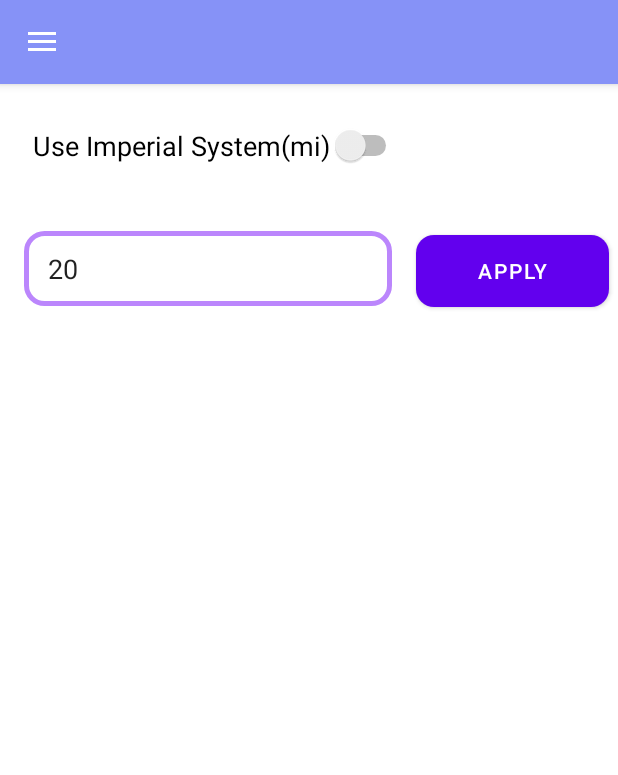
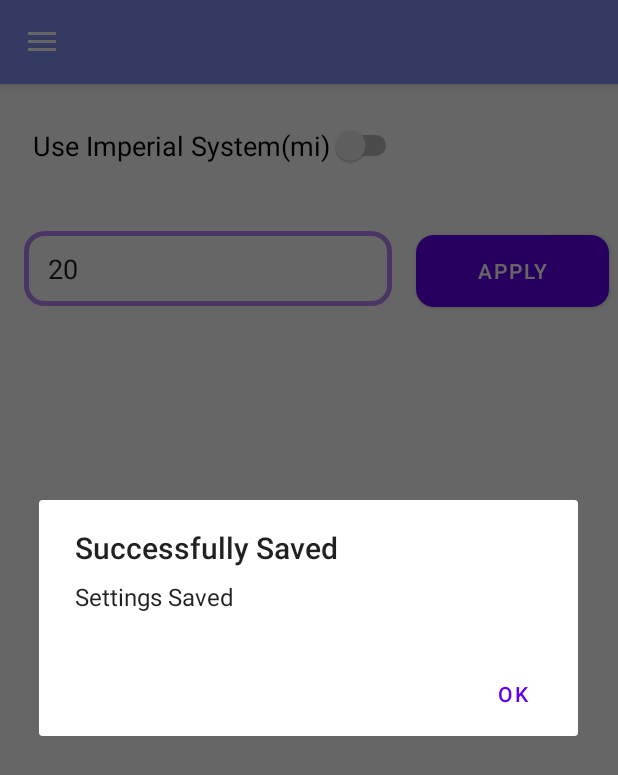
Before and after one commit to BJH-OPSC/OPSC7312-BirdWatch, an Android app: the SettingsActivity screen opened directly, with no data from a screen before it, after a tap on "APPLY", on a phone screen of 412 x 824 dp. Shown: the top 775 px of the screen. Run offline under Robolectric (Android 15) with nearby library versions, the light colour scheme and no system bars; our stand-ins replace Firebase (no records; nobody signed in at launch, a user with empty details on screens opened directly).

Commit message:
collection update

```diff
--- a/app/src/main/java/com/example/opsc_birdwatch/SettingsActivity.kt
+++ b/app/src/main/java/com/example/opsc_birdwatch/SettingsActivity.kt
@@ -1,7 +1,7 @@
 package com.example.opsc_birdwatch
 
+import android.app.AlertDialog
 import android.content.ContentValues.TAG
-import android.content.Context
 import android.content.Intent
 import android.content.SharedPreferences
 import androidx.appcompat.app.AppCompatActivity
@@ -14,9 +14,14 @@ import android.widget.Switch
 import android.widget.Toast
 import androidx.appcompat.app.ActionBarDrawerToggle
 import androidx.appcompat.widget.Toolbar
+import androidx.constraintlayout.helper.widget.MotionEffect
 import androidx.core.view.GravityCompat
 import androidx.drawerlayout.widget.DrawerLayout
 import com.google.android.material.navigation.NavigationView
+import com.google.firebase.Firebase
+import com.google.firebase.auth.FirebaseAuth
+import com.google.firebase.firestore.FirebaseFirestore
+import com.google.firebase.firestore.firestore
 
 
 class SettingsActivity : AppCompatActivity(), NavigationView.OnNavigationItemSelectedListener {
@@ -26,6 +31,8 @@ class SettingsActivity : AppCompatActivity(), NavigationView.OnNavigationItemSel
     private lateinit var sharedPreferencesManager: SharedPreferencesManager
     private var maxDistance = 20
     private lateinit var drawerLayout: DrawerLayout
+    val db = Firebase.firestore
+    val currentUser = FirebaseAuth.getInstance().currentUser
 
     override fun onCreate(savedInstanceState: Bundle?) {
         super.onCreate(savedInstanceState)
@@ -42,9 +49,11 @@ class SettingsActivity : AppCompatActivity(), NavigationView.OnNavigationItemSel
         // Set the initial state of the switch
         decisionSwitch.isChecked = isImperialEnabled
         // Handle switch state changes
+        var isImperial = false;
         decisionSwitch.setOnCheckedChangeListener { _, isChecked ->
             // Save the user's preference when the switch state changes
             sharedPreferencesManager.setUnit(isChecked)
+            isImperial= isChecked;
             //sharedPreferencesManager.setMaxDistance(maxDistance)
         }
         //checks if imperial
@@ -59,6 +68,7 @@ class SettingsActivity : AppCompatActivity(), NavigationView.OnNavigationItemSel
             val maxDistanceString = maxDistanceEditText.text.toString()
             if (maxDistanceString.isNotBlank() && maxDistanceString.toInt() <= maxInt) {
                 try {
+                    settingsFirestore(isImperial,maxDistance)
                     maxDistance = maxDistanceString.toInt()
                     sharedPreferencesManager.setMaxDistance(maxDistance)
                     Toast.makeText(this, "Max distance saved: $maxDistance", Toast.LENGTH_SHORT).show()
@@ -136,5 +146,48 @@ class SettingsActivity : AppCompatActivity(), NavigationView.OnNavigationItemSel
         }
     }
 
+    private fun settingsFirestore(system: Boolean, maxDistance:Int){
+        val currentUser = FirebaseAuth.getInstance().currentUser
+        if (currentUser != null) {
+            val db = FirebaseFirestore.getInstance()
+            val noteData = hashMapOf(
+                "ImperialSystem" to system,
+                "MaxDistance" to maxDistance,
+                "user" to currentUser.uid
+            )
+
+            db.collection("Settings")
+                .add(noteData)
+                .addOnSuccessListener { documentReference ->
+                    // Document added successfully
+                    Log.d(MotionEffect.TAG, "data saved:success")
+                    val alertDialog = AlertDialog.Builder(this)
+                    alertDialog.setTitle("Successfully Saved")
+                    alertDialog.setMessage("Settings Saved")
+                    alertDialog.setPositiveButton("OK") { dialog, _ ->
+                        // when the user clicks OK
+                        dialog.dismiss()
+                        finish()
+                    }
+                    alertDialog.show()
+                }
+                .addOnFailureListener { e ->
+                    // Handle errors
+                    Log.d(MotionEffect.TAG, e.message.toString())
+                    Log.d(MotionEffect.TAG, "data saved:failure")
+                    val alertDialog = AlertDialog.Builder(this)
+                    alertDialog.setTitle("unsuccessfully Saved")
+                    alertDialog.setMessage("Settings Not Saved")
+                    alertDialog.setPositiveButton("OK") { dialog, _ ->
+                        // when the user clicks OK
+                        dialog.dismiss()
+                        finish()
+                    }
+                    alertDialog.show()
+                }
+        }
+
+    }
+
 }
 //------------------------------------------------End of File-----------------------------------------\\
```
Also changed, not shown: app/src/main/java/com/example/opsc_birdwatch/ObservationsActivity.kt (+48 -0 lines).
